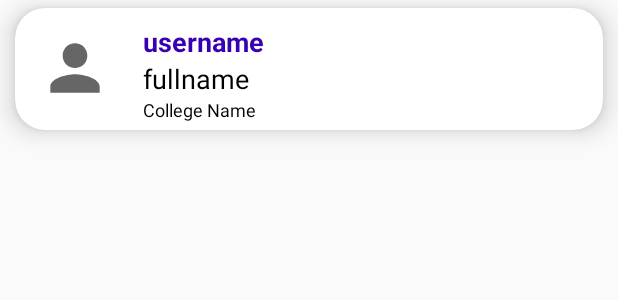
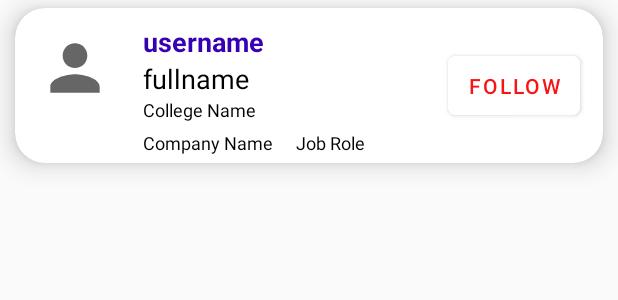
Before and after one commit to devwrath299/Alumni_Connect, an Android app: the layout user_item.xml on its own in the app's theme, with its tools: preview values and no code run, on a phone screen of 412 x 824 dp. Shown: the top 300 px of the screen. Run offline under Robolectric (Android 15) with nearby library versions, the phone set to English and light mode, and no system bars.

Commit message:
companyName, jobRole search added

```diff
--- a/app/src/main/java/com/example/instagramclone/ReferentListActivity.java
+++ b/app/src/main/java/com/example/instagramclone/ReferentListActivity.java
@@ -21,7 +21,7 @@ import java.util.List;
 
 public class ReferentListActivity extends AppCompatActivity {
     List<Referent> referentList;
-    public String postid="-NOEbyXK_3iNhtGYBz9c";
+    public String postid;
     RecyclerView recyclerViewReferent;
     ReferentAdapter referentAdapter;
 
@@ -29,8 +29,7 @@ public class ReferentListActivity extends AppCompatActivity {
     protected void onCreate(Bundle savedInstanceState) {
         super.onCreate(savedInstanceState);
         setContentView(R.layout.activity_referent_list);
-        Intent intent = getIntent();
-        postid=intent.getStringExtra("postId");
+        postid=getIntent().getStringExtra("postId");
         recyclerViewReferent = findViewById(R.id.recyclerViewReferrals);
         recyclerViewReferent.setHasFixedSize(true);
         LinearLayoutManager linearLayoutManager = new LinearLayoutManager(this);
--- a/app/src/main/java/com/example/instagramclone/Singup_Activity.java
+++ b/app/src/main/java/com/example/instagramclone/Singup_Activity.java
@@ -159,6 +159,8 @@ public class Singup_Activity extends AppCompatActivity implements
                 map.put("Password",Password);
                 map.put("UserId",Uid);
                 map.put("bio","");
+                map.put("jobRole","");
+                map.put("companyName","");
                 map.put("ImageUrl","default");
                 map.put("collegeId",fetchCollegeIdFromCollegeName(currentCollegeNameSelected));
                 FirebaseDatabase database = FirebaseDatabase.getInstance();
--- a/app/src/main/java/com/example/instagramclone/model/JobAdapter.java
+++ b/app/src/main/java/com/example/instagramclone/model/JobAdapter.java
@@ -58,11 +58,13 @@ public class JobAdapter extends RecyclerView.Adapter<JobAdapter.ViewHolder> {
         holder.jobDomain.setText(post.getJobData().getJobDomain());
         holder.jobRole.setText(post.getJobData().getJobRole());
         holder.jobDescription.setText(post.getJobData().getJobDescription());
+        if(isRefferallayout){
+            holder.applyReferral.setText("See Referral Applicants");
+        }
         holder.applyReferral.setOnClickListener(new View.OnClickListener() {
             @Override
             public void onClick(View view) {
                 if (isRefferallayout){
-                    holder.applyReferral.setText("See Referral Applicants");
                     Intent intent =new Intent(mcontext, ReferentListActivity.class);
                     intent.putExtra("postId", post.getPostId());
                     intent.setFlags(Intent.FLAG_ACTIVITY_NEW_TASK);
--- a/app/src/main/res/layout/referral_list_item.xml
+++ b/app/src/main/res/layout/referral_list_item.xml
@@ -86,7 +86,8 @@
             android:text="Resume Link"
             android:autoLink="web"
             android:textColor="@color/colorPrimary"
-            android:textStyle="bold" />
+            android:textStyle="bold"
+            android:layout_marginBottom="@dimen/dimen_5dp"/>
 
 
         <View style="@style/Divider" />
--- a/app/src/main/res/layout/user_item.xml
+++ b/app/src/main/res/layout/user_item.xml
@@ -26,7 +26,7 @@
             android:src="@drawable/person_24" />
 
         <LinearLayout
-            android:layout_width="wrap_content"
+            android:layout_width="match_parent"
             android:layout_height="wrap_content"
             android:layout_centerVertical="false"
             android:layout_marginStart="15dp"
@@ -64,6 +64,30 @@
                 android:text="College Name"
                 android:textColor="@color/black"
                 android:textSize="12sp" />
+            <LinearLayout
+                android:layout_width="match_parent"
+                android:layout_height="wrap_content"
+                android:orientation="horizontal">
+                <TextView
+                    android:id="@+id/companyName"
+                    android:layout_width="wrap_content"
+                    android:layout_height="wrap_content"
+                    android:layout_marginBottom="5dp"
+                    android:maxLines="1"
+                    android:text="Company Name"
+                    android:textColor="@color/black"
+                    android:textSize="12sp" />
+                <TextView
+                    android:id="@+id/jobRole"
+                    android:layout_width="wrap_content"
+                    android:layout_height="wrap_content"
+                    android:layout_marginBottom="5dp"
+                    android:maxLines="1"
+                    android:layout_marginLeft="15dp"
+                    android:text="Job Role"
+                    android:textColor="@color/black"
+                    android:textSize="12sp" />
+            </LinearLayout>
 
 
         </LinearLayout>
@@ -82,7 +106,7 @@
             android:shadowRadius="5"
             android:text="Follow"
             android:textColor="@color/red"
-            android:visibility="gone"
+            android:visibility="visible"
             app:cornerRadius="5dp" />
     </RelativeLayout>
 </com.google.android.material.card.MaterialCardView>
```
Also changed, not shown: app/src/main/java/com/example/instagramclone/Fragments/SearchFragment.java (+50 -4 lines), app/src/main/java/com/example/instagramclone/model/User.java (+31 -0 lines), app/src/main/java/com/example/instagramclone/model/UserAdapter.java (+8 -0 lines).
